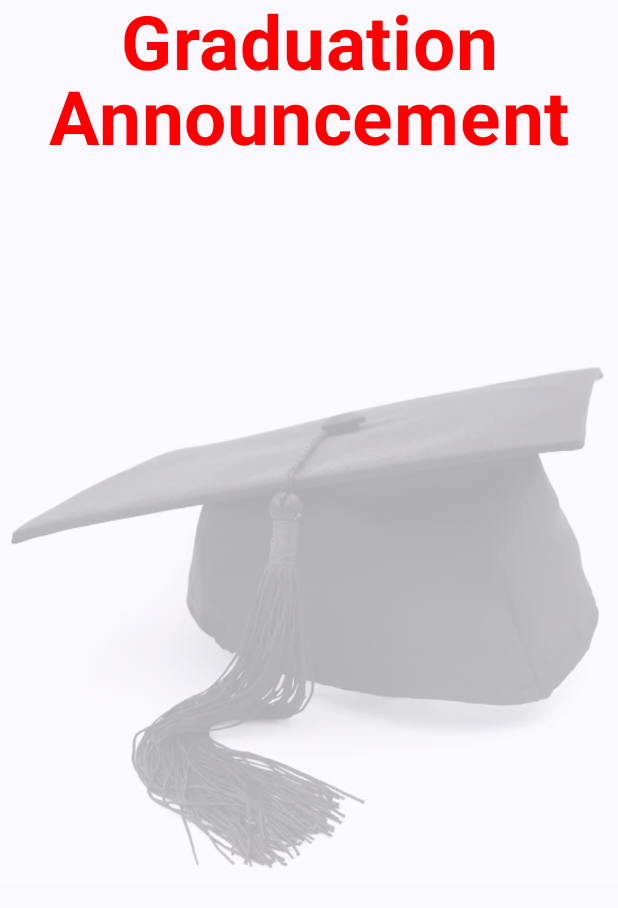
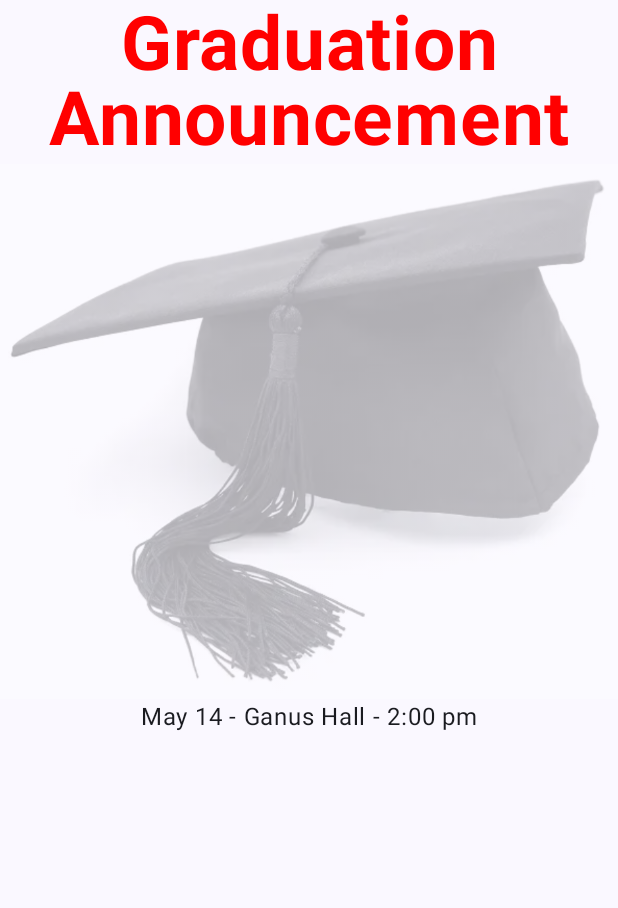
Before and after one commit to munozAndrew/CSC436, an Android app built with Jetpack Compose: the screen it shows after launch (MainActivity), on a phone screen of 412 x 824 dp. Shown: the top 908 px of the screen. Run offline under Robolectric (Android 15) with nearby library versions, the phone set to English and light mode, and no system bars.

Commit message:
Finishing button and info portion of app

```diff
--- a/app/src/main/java/com/zybooks/graduationrsvp/MainActivity.kt
+++ b/app/src/main/java/com/zybooks/graduationrsvp/MainActivity.kt
@@ -4,11 +4,13 @@ import android.os.Bundle
 import androidx.activity.ComponentActivity
 import androidx.activity.compose.setContent
 import androidx.compose.foundation.Image
+import androidx.compose.foundation.layout.Column
 import androidx.compose.foundation.layout.fillMaxSize
 import androidx.compose.material3.MaterialTheme
 import androidx.compose.material3.Surface
 import androidx.compose.material3.Text
 import androidx.compose.runtime.Composable
+import androidx.compose.ui.Alignment
 import androidx.compose.ui.Modifier
 import androidx.compose.ui.graphics.Color
 import androidx.compose.ui.res.painterResource
@@ -37,11 +39,9 @@ class MainActivity : ComponentActivity() {
 
 @Composable
 fun GradScreen(modifier: Modifier = Modifier) {
-    Image(
-        painter = painterResource(R.drawable.grad_cap),
-        contentDescription = "Graduation cap",
-        alpha = 0.3f
-    )
+    Column (
+        horizontalAlignment = Alignment.CenterHorizontally
+    ){
         Text(
             text = stringResource(R.string.graduation_announcement),
             fontSize = 50.sp,
@@ -51,6 +51,17 @@ fun GradScreen(modifier: Modifier = Modifier) {
             lineHeight = 50.sp,
             modifier = modifier
         )
+        Image(
+            painter = painterResource(R.drawable.grad_cap),
+            contentDescription = "Graduation cap",
+            alpha = 0.3f
+        )
+        Text(
+            text = stringResource(R.string.info)
+        )
+    }
+
+
 }
 
 @Preview(showBackground = true)
--- a/app/src/main/res/values/strings.xml
+++ b/app/src/main/res/values/strings.xml
@@ -1,4 +1,5 @@
 <resources>
     <string name="app_name">Graduation RSVP</string>
     <string name="graduation_announcement">Graduation Announcement</string>
+    <string name="info">May 14 - Ganus Hall - 2:00 pm</string>
 </resources>
```
Lines whose indentation alone changed are shown as unchanged.
